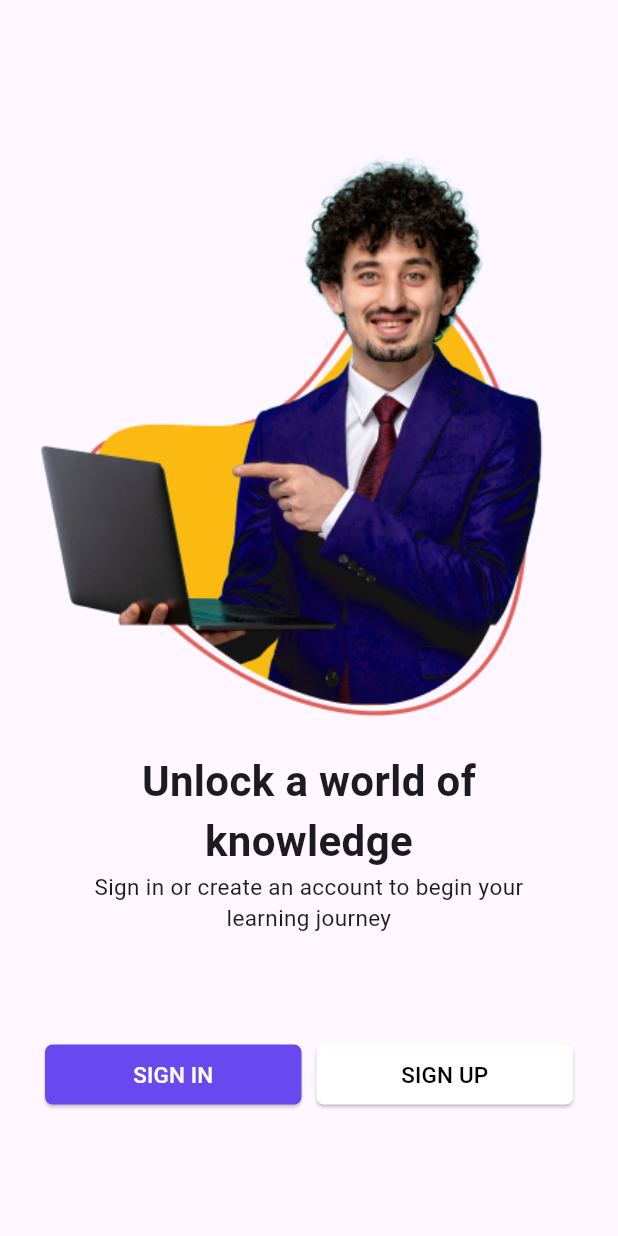
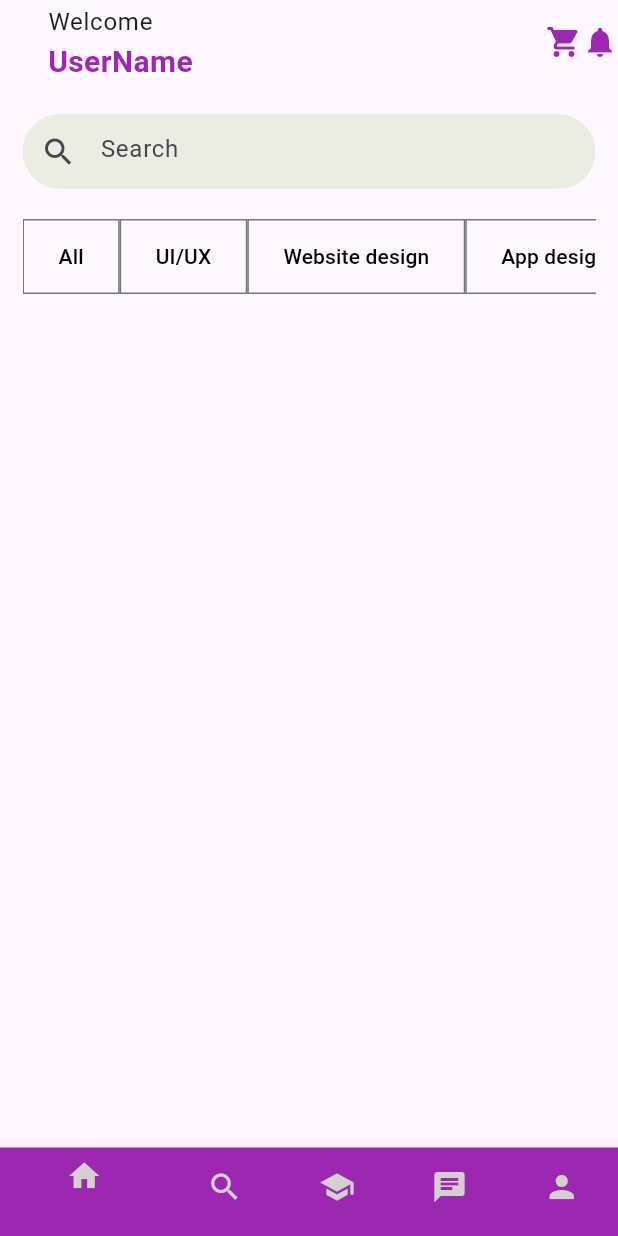
Before and after one commit to raneemn/learn_ease, a Flutter app: the screen it shows after launch, after a tap on "Skip", on a phone screen of 412 x 824 dp. Run offline on Flutter 3.47's test engine with Material 3 defaults, Android fonts, the phone set to English and light mode, and no system bars; our stand-ins replace email_validator.

Commit message:
lessons 11,12
add new screen with custom app bar, Bottom bar, search and listview for filtering

```diff
--- /dev/null
+++ b/lib/bottomNav/homeNav.dart
@@ -0,0 +1,84 @@
+import 'package:flutter/material.dart';
+
+class HomeNav extends StatefulWidget {
+  const HomeNav({super.key});
+
+  @override
+  State<HomeNav> createState() => _HomeNavState();
+}
+
+class _HomeNavState extends State<HomeNav> {
+  @override
+  Widget build(BuildContext context) {
+    return Container(
+      margin: EdgeInsets.only(right: 15, left: 15, top: 20),
+      child: Column(
+        children: [
+          SizedBox(
+            height: 50,
+            child: TextField(
+              decoration: InputDecoration(
+                  border: OutlineInputBorder(
+                    borderSide: BorderSide.none,
+                    borderRadius: BorderRadius.circular(49.0),
+                  ),
+                  filled: true,
+                  fillColor: Color.fromARGB(232, 233, 235, 223),
+                  hintText: 'Search',
+                  prefixIcon: Icon(Icons.search)),
+            ),
+          ),
+          Container(
+            height: 50,
+            margin: EdgeInsets.only(top: 20),
+            child: ListView(
+              scrollDirection: Axis.horizontal,
+              children: [
+                OutlinedButton(
+                  onPressed: () {},
+                  child: Text(
+                    'All',
+                    style: TextStyle(color: Colors.black),
+                  ),
+                  style: ButtonStyle(
+                      shape: MaterialStatePropertyAll(RoundedRectangleBorder(
+                          borderRadius: BorderRadius.circular(0)))),
+                ),
+                OutlinedButton(
+                  onPressed: () {},
+                  child: Text(
+                    'UI/UX',
+                    style: TextStyle(color: Colors.black),
+                  ),
+                  style: ButtonStyle(
+                      shape: MaterialStatePropertyAll(RoundedRectangleBorder(
+                          borderRadius: BorderRadius.circular(0)))),
+                ),
+                OutlinedButton(
+                  onPressed: () {},
+                  child: Text(
+                    'Website design',
+                    style: TextStyle(color: Colors.black),
+                  ),
+                  style: ButtonStyle(
+                      shape: MaterialStatePropertyAll(RoundedRectangleBorder(
+                          borderRadius: BorderRadius.circular(0)))),
+                ),
+                OutlinedButton(
+                  onPressed: () {},
+                  child: Text(
+                    'App design',
+                    style: TextStyle(color: Colors.black),
+                  ),
+                  style: ButtonStyle(
+                      shape: MaterialStatePropertyAll(RoundedRectangleBorder(
+                          borderRadius: BorderRadius.circular(0)))),
+                ),
+              ],
+            ),
+          )
+        ],
+      ),
+    );
+  }
+}
--- a/lib/main.dart
+++ b/lib/main.dart
@@ -1,4 +1,5 @@
 import 'package:flutter/material.dart';
+import 'package:learn_ease/screens/home.dart';
 import 'package:learn_ease/screens/page1.dart';
 import 'package:learn_ease/screens/sign_in.dart';
 import 'package:learn_ease/screens/sign_up.dart';
@@ -18,9 +19,10 @@ class learnEase extends StatelessWidget {
       routes: {
         Page1.routeName: (context) => const Page1(),
         '/': (context) => HomePage(),
-        signIn.routeName: (context) => const signIn(),
-        signUp.routeName: (context) => const signUp(),
-        userProfile.routeName :(context) => const userProfile(),
+        SignIn.routeName: (context) => const SignIn(),
+        SignUp.routeName: (context) => const SignUp(),
+        UserProfile.routeName: (context) => const UserProfile(),
+        HomePage2.routeName: (context) => const HomePage2(),
       },
       initialRoute: '/',
     );
@@ -175,7 +177,7 @@ class _HomePageState extends State<HomePage> {
               ),
               GestureDetector(
                 onTap: () {
-                  Navigator.pushNamed(context, Page1.routeName);
+                  Navigator.pushNamed(context, HomePage2.routeName);
                 },
                 child: const Text('Skip',
                     style: TextStyle(
--- /dev/null
+++ b/lib/screens/home.dart
@@ -0,0 +1,83 @@
+import 'package:flutter/material.dart';
+import 'package:flutter/widgets.dart';
+import 'package:learn_ease/bottomNav/homeNav.dart';
+
+class HomePage2 extends StatefulWidget {
+  const HomePage2({super.key});
+  static const routeName = '/home page2';
+
+  @override
+  State<HomePage2> createState() => _HomePage2State();
+}
+
+class _HomePage2State extends State<HomePage2> {
+  @override
+  Widget build(BuildContext context) {
+    return Scaffold(
+      appBar: AppBar(
+        automaticallyImplyLeading: false,
+        title: const ListTile(
+          title: Text('Welcome'),
+          subtitle: Text(
+            'UserName',
+            style: TextStyle(
+                color: Colors.purple,
+                fontSize: 20,
+                fontWeight: FontWeight.w600),
+          ),
+        ),
+        actions: const [
+          Icon(
+            Icons.shopping_cart,
+            color: Colors.purple,
+          ),
+          Icon(
+            Icons.notifications,
+            color: Colors.purple,
+          )
+        ],
+      ),
+      bottomNavigationBar: BottomNavigationBar(
+        selectedItemColor: Colors.white,
+        items: const <BottomNavigationBarItem>[
+          BottomNavigationBarItem(
+              icon: Icon(
+                Icons.home,
+                color: Color.fromARGB(255, 212, 208, 208),
+              ),
+              label: '',
+              backgroundColor: Colors.purple),
+          BottomNavigationBarItem(
+              icon: Icon(
+                Icons.search,
+                color: Color.fromARGB(255, 212, 208, 208),
+              ),
+              label: '',
+              backgroundColor: Colors.purple),
+          BottomNavigationBarItem(
+              icon: Icon(
+                Icons.school,
+                color: Color.fromARGB(255, 212, 208, 208),
+              ),
+              label: '',
+              backgroundColor: Colors.purple),
+          BottomNavigationBarItem(
+              icon: Icon(
+                Icons.chat,
+                color: Color.fromARGB(255, 212, 208, 208),
+              ),
+              label: '',
+              backgroundColor: Colors.purple),
+          BottomNavigationBarItem(
+              icon: Icon(
+                Icons.person,
+                color: Color.fromARGB(255, 212, 208, 208),
+              ),
+              label: '',
+              backgroundColor: Colors.purple),
+        ],
+      ),
+      body: HomeNav(),
+    );
+  }
+}
--- a/lib/screens/page1.dart
+++ b/lib/screens/page1.dart
@@ -50,7 +50,7 @@ class Page1 extends StatelessWidget {
                       width: 171,
                       child: ElevatedButton(
                         onPressed: () {
-                          Navigator.pushNamed(context, signIn.routeName);
+                          Navigator.pushNamed(context, SignIn.routeName);
                         },
                         child: Text(
                           'SIGN IN',
@@ -76,7 +76,7 @@ class Page1 extends StatelessWidget {
                       width: 171,
                       child: ElevatedButton(
                         onPressed: () {
-                          Navigator.pushNamed(context, signUp.routeName);
+                          Navigator.pushNamed(context, SignUp.routeName);
                         },
                         style: ButtonStyle(
                           backgroundColor: MaterialStatePropertyAll(
```
Also changed, not shown: lib/screens/sign_in.dart (+31 -15 lines), lib/screens/sign_up.dart (+46 -15 lines), lib/screens/user_profile.dart (+6 -5 lines).
